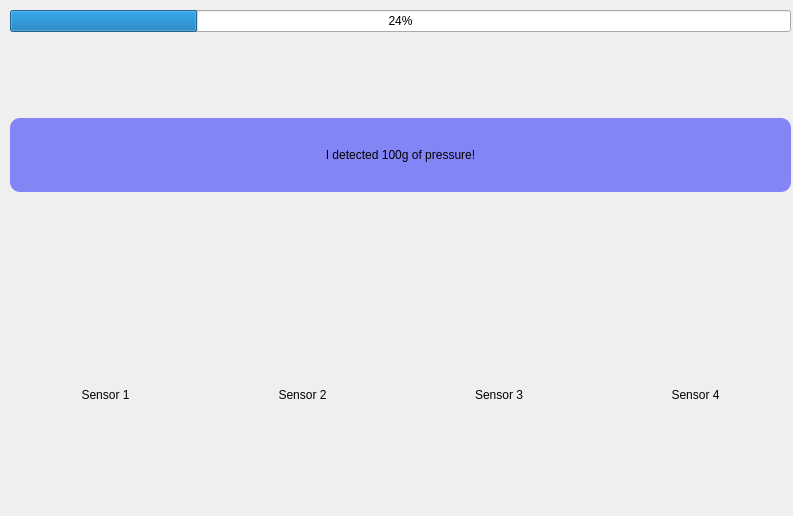
Before: the Qt Designer form pyqt/simple_menu.ui in kmoriyukie/PTII, drawn with Qt 5.
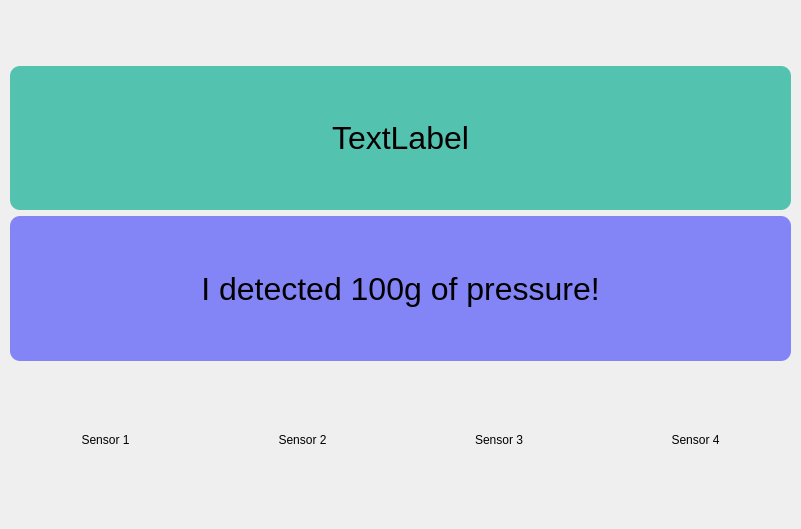
After: the same form once the commit is applied.

Commit message: Added bar that changes color with distance + set up communication

Diff of the .ui file:
```diff
--- a/pyqt/simple_menu.ui
+++ b/pyqt/simple_menu.ui
@@ -6,8 +6,8 @@
    <rect>
     <x>0</x>
     <y>0</y>
-    <width>793</width>
-    <height>516</height>
+    <width>801</width>
+    <height>529</height>
    </rect>
   </property>
   <property name="windowTitle">
@@ -26,29 +26,56 @@
     <item row="2" column="0">
      <layout class="QVBoxLayout" name="verticalLayout_2">
       <item>
-       <widget class="QProgressBar" name="pressure_gauge">
+       <widget class="QLabel" name="grad">
+        <property name="sizePolicy">
+         <sizepolicy hsizetype="Expanding" vsizetype="Fixed">
+          <horstretch>0</horstretch>
+          <verstretch>0</verstretch>
+         </sizepolicy>
+        </property>
+        <property name="minimumSize">
+         <size>
+          <width>0</width>
+          <height>50</height>
+         </size>
+        </property>
         <property name="styleSheet">
          <string notr="true"/>
         </property>
-        <property name="value">
-         <number>24</number>
+        <property name="text">
+         <string/>
         </property>
-        <property name="invertedAppearance">
-         <bool>false</bool>
+        <property name="alignment">
+         <set>Qt::AlignCenter</set>
         </property>
        </widget>
       </item>
       <item>
-       <layout class="QVBoxLayout" name="verticalLayout">
-        <item>
-         <widget class="QLabel" name="label_2">
+       <widget class="QLabel" name="dist">
+        <property name="font">
+         <font>
+          <pointsize>24</pointsize>
+         </font>
+        </property>
+        <property name="styleSheet">
+         <string notr="true">border-radius: 10px;
+background-color: #53c2af; padding: 2px;</string>
+        </property>
           <property name="text">
-           <string/>
+         <string>TextLabel</string>
+        </property>
+        <property name="alignment">
+         <set>Qt::AlignCenter</set>
           </property>
          </widget>
         </item>
         <item>
          <widget class="QLabel" name="touch">
+        <property name="font">
+         <font>
+          <pointsize>24</pointsize>
+         </font>
+        </property>
           <property name="styleSheet">
            <string notr="true">border-radius: 10px;
 background-color: #8385f7;</string>
@@ -65,16 +92,10 @@
          </widget>
         </item>
         <item>
-         <widget class="QLabel" name="label">
-          <property name="text">
-           <string/>
-          </property>
-         </widget>
-        </item>
-       </layout>
-      </item>
-      <item>
        <layout class="QHBoxLayout" name="sensors">
+        <property name="topMargin">
+         <number>2</number>
+        </property>
         <item>
          <widget class="QLabel" name="disp_sensor1">
           <property name="text">
```
Lines whose indentation alone changed are shown as unchanged. The commit also changes 6 other files.
